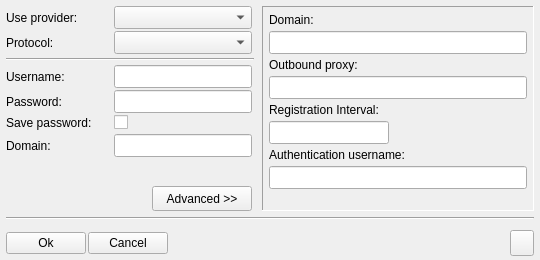
Above: share/skins/default/account.ui from itds-consulting/yate before the change. Below: the same form after it.
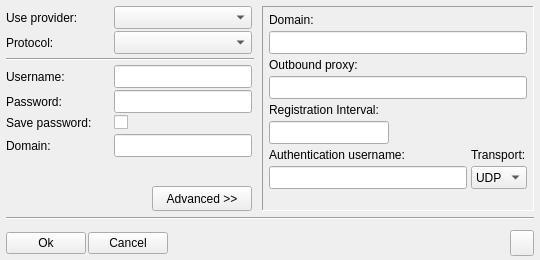
That is the form after the change. The open tabs and pages were chosen to show the change. Icons and pictures are not drawn.

Commit message: Added support to choose the transport for sip accounts.

Diff of the .ui file:
```diff
--- a/share/skins/default/account.ui
+++ b/share/skins/default/account.ui
@@ -890,13 +890,22 @@
           </widget>
          </item>
          <item>
+          <layout class="QGridLayout" >
+           <item row="0" column="0" >
           <widget class="QLabel" name="label_20" >
            <property name="text" >
             <string>Authentication username:</string>
            </property>
           </widget>
          </item>
-         <item>
+           <item row="0" column="1" >
+            <widget class="QLabel" name="label_22" >
+             <property name="text" >
+              <string>Transport:</string>
+             </property>
+            </widget>
+           </item>
+           <item row="1" column="0" >
           <widget class="QLineEdit" name="acc_proto_sip_authname" >
            <property name="sizePolicy" >
             <sizepolicy vsizetype="Fixed" hsizetype="Expanding" >
@@ -917,6 +926,39 @@
             </size>
            </property>
           </widget>
+           </item>
+           <item row="1" column="1" >
+            <widget class="QComboBox" name="acc_proto_sip_ip_transport" >
+             <property name="minimumSize" >
+              <size>
+               <width>0</width>
+               <height>23</height>
+              </size>
+             </property>
+             <property name="maximumSize" >
+              <size>
+               <width>16777215</width>
+               <height>23</height>
+              </size>
+             </property>
+             <item>
+              <property name="text" >
+               <string>UDP</string>
+              </property>
+             </item>
+             <item>
+              <property name="text" >
+               <string>TCP</string>
+              </property>
+             </item>
+             <item>
+              <property name="text" >
+               <string>TLS</string>
+              </property>
+             </item>
+            </widget>
+           </item>
+          </layout>
          </item>
          <item>
           <spacer>
```
Lines whose indentation alone changed are shown as unchanged. The commit also changes 2 other files.
